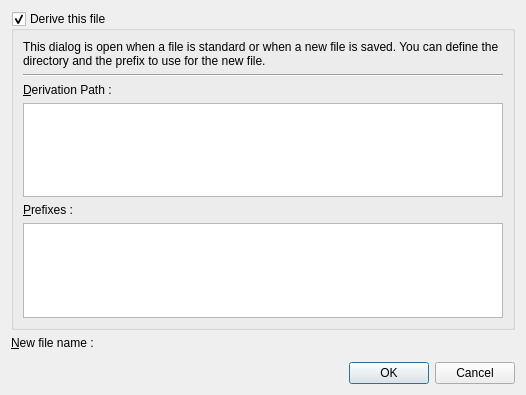
First picture: the form in plugins/generix/savedialog/derivationdialog.ui, repository phoenix741/xinx, before the edit.
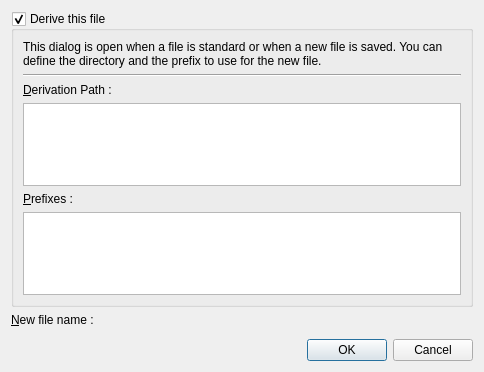
Second picture: the form after the edit. Custom widgets are drawn as their Qt base class.

Commit message: Generix Plugin

Patch:
```diff
--- a/plugins/generix/savedialog/derivationdialog.ui
+++ b/plugins/generix/savedialog/derivationdialog.ui
@@ -6,8 +6,8 @@
    <rect>
     <x>0</x>
     <y>0</y>
-    <width>526</width>
-    <height>395</height>
+    <width>484</width>
+    <height>372</height>
    </rect>
   </property>
   <property name="windowTitle">
```
The commit also changes 1 other file.
